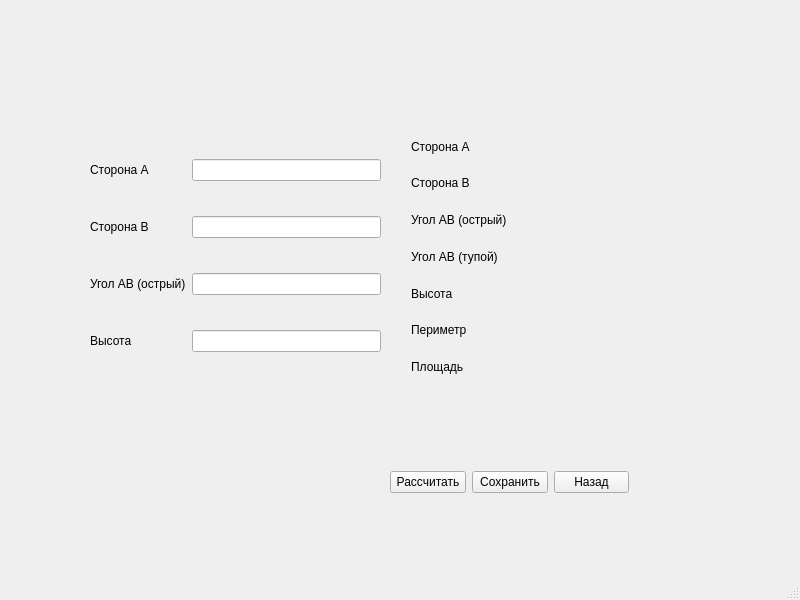
First picture: the form in FigureCreation/parallelcreation.ui, repository momooshi/GeometryAssistance, before the edit.
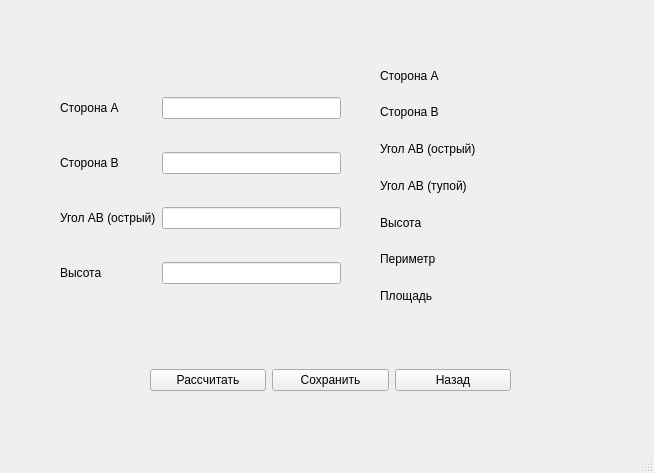
Second picture: the form after the edit.

What changed in the file:
```diff
--- a/FigureCreation/parallelcreation.ui
+++ b/FigureCreation/parallelcreation.ui
@@ -6,8 +6,8 @@
    <rect>
     <x>0</x>
     <y>0</y>
-    <width>800</width>
-    <height>600</height>
+    <width>654</width>
+    <height>473</height>
    </rect>
   </property>
   <property name="windowTitle">
@@ -30,10 +30,10 @@
    <widget class="QWidget" name="layoutWidget">
     <property name="geometry">
      <rect>
-      <x>90</x>
-      <y>130</y>
-      <width>291</width>
-      <height>251</height>
+      <x>60</x>
+      <y>70</y>
+      <width>281</width>
+      <height>241</height>
      </rect>
     </property>
     <layout class="QGridLayout" name="gridLayout">
@@ -82,9 +82,9 @@
    <widget class="QWidget" name="layoutWidget">
     <property name="geometry">
      <rect>
-      <x>411</x>
-      <y>131</y>
-      <width>281</width>
+      <x>380</x>
+      <y>60</y>
+      <width>271</width>
       <height>251</height>
      </rect>
     </property>
@@ -197,13 +197,13 @@
      </item>
     </layout>
    </widget>
-   <widget class="QWidget" name="">
+   <widget class="QWidget" name="layoutWidget">
     <property name="geometry">
      <rect>
-      <x>390</x>
-      <y>470</y>
-      <width>239</width>
-      <height>25</height>
+      <x>150</x>
+      <y>360</y>
+      <width>361</width>
+      <height>41</height>
      </rect>
     </property>
     <layout class="QHBoxLayout" name="horizontalLayout_2">
```
Left out of the diff: 4 changed lines with no effect on the pictures.
